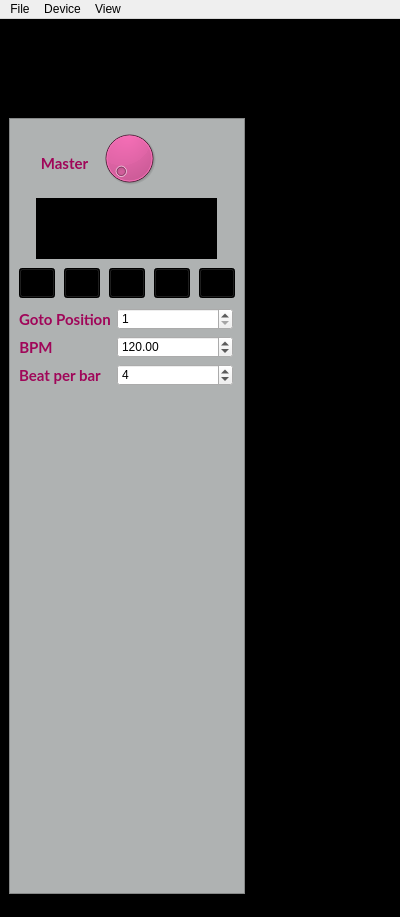
First picture: the form in superboucle/gui_ui.ui, repository Vampouille/superboucle, before the edit.
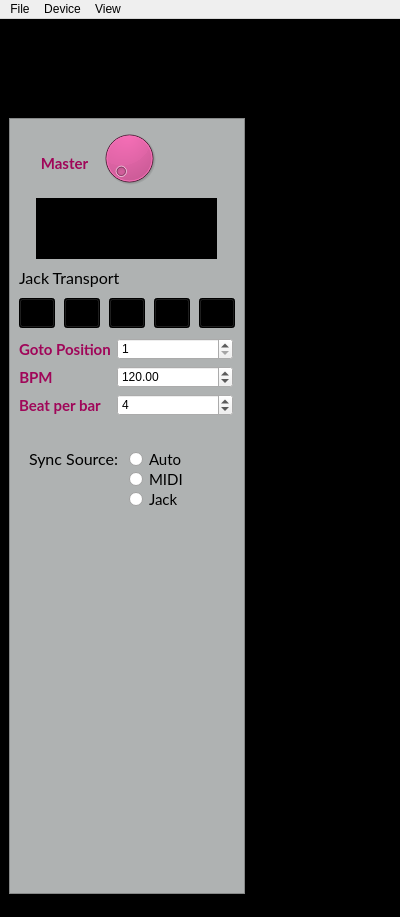
Second picture: the form after the edit. Icons and pictures are not drawn. Custom widgets are drawn as their Qt base class.

```diff
--- a/superboucle/gui_ui.ui
+++ b/superboucle/gui_ui.ui
@@ -112,6 +112,9 @@
          <property name="frameShadow">
           <enum>QFrame::Raised</enum>
          </property>
+         <property name="lineWidth">
+          <number>0</number>
+         </property>
          <widget class="QSuperDial" name="master_volume">
           <property name="geometry">
            <rect>
@@ -167,7 +170,7 @@
           <property name="geometry">
            <rect>
             <x>55</x>
-            <y>150</y>
+            <y>180</y>
             <width>36</width>
             <height>30</height>
            </rect>
@@ -195,7 +198,7 @@
           <property name="geometry">
            <rect>
             <x>100</x>
-            <y>150</y>
+            <y>180</y>
             <width>36</width>
             <height>30</height>
            </rect>
@@ -223,7 +226,7 @@
           <property name="geometry">
            <rect>
             <x>10</x>
-            <y>150</y>
+            <y>180</y>
             <width>36</width>
             <height>30</height>
            </rect>
@@ -280,7 +283,7 @@
           <property name="geometry">
            <rect>
             <x>190</x>
-            <y>150</y>
+            <y>180</y>
             <width>36</width>
             <height>30</height>
            </rect>
@@ -308,9 +311,9 @@
           <property name="geometry">
            <rect>
             <x>10</x>
-            <y>190</y>
+            <y>220</y>
             <width>214</width>
-            <height>113</height>
+            <height>91</height>
            </rect>
           </property>
           <layout class="QFormLayout" name="formLayout_2">
@@ -419,7 +422,7 @@
           <property name="geometry">
            <rect>
             <x>145</x>
-            <y>150</y>
+            <y>180</y>
             <width>36</width>
             <height>30</height>
            </rect>
@@ -443,6 +446,157 @@
            </size>
           </property>
          </widget>
+         <widget class="QLabel" name="jack_transport_label">
+          <property name="geometry">
+           <rect>
+            <x>10</x>
+            <y>150</y>
+            <width>121</width>
+            <height>20</height>
+           </rect>
+          </property>
+          <property name="font">
+           <font>
+            <family>Lato</family>
+            <pointsize>12</pointsize>
+           </font>
+          </property>
+          <property name="text">
+           <string>Jack Transport</string>
+          </property>
+         </widget>
+         <widget class="QFrame" name="frame">
+          <property name="geometry">
+           <rect>
+            <x>10</x>
+            <y>320</y>
+            <width>181</width>
+            <height>81</height>
+           </rect>
+          </property>
+          <property name="frameShape">
+           <enum>QFrame::NoFrame</enum>
+          </property>
+          <property name="frameShadow">
+           <enum>QFrame::Raised</enum>
+          </property>
+          <property name="lineWidth">
+           <number>0</number>
+          </property>
+          <widget class="QLabel" name="sync_source_label">
+           <property name="geometry">
+            <rect>
+             <x>10</x>
+             <y>10</y>
+             <width>90</width>
+             <height>21</height>
+            </rect>
+           </property>
+           <property name="font">
+            <font>
+             <family>Lato</family>
+             <pointsize>12</pointsize>
+            </font>
+           </property>
+           <property name="text">
+            <string>Sync Source:</string>
+           </property>
+          </widget>
+          <widget class="QRadioButton" name="sync_auto">
+           <property name="geometry">
+            <rect>
+             <x>110</x>
+             <y>10</y>
+             <width>58</width>
+             <height>22</height>
+            </rect>
+           </property>
+           <property name="sizePolicy">
+            <sizepolicy hsizetype="Fixed" vsizetype="Fixed">
+             <horstretch>0</horstretch>
+             <verstretch>0</verstretch>
+            </sizepolicy>
+           </property>
+           <property name="font">
+            <font>
+             <family>Lato</family>
+             <pointsize>11</pointsize>
+            </font>
+           </property>
+           <property name="text">
+            <string>Auto</string>
+           </property>
+          </widget>
+          <widget class="QRadioButton" name="sync_jack">
+           <property name="geometry">
+            <rect>
+             <x>110</x>
+             <y>50</y>
+             <width>54</width>
+             <height>22</height>
+            </rect>
+           </property>
+           <property name="sizePolicy">
+            <sizepolicy hsizetype="Fixed" vsizetype="Fixed">
+             <horstretch>0</horstretch>
+             <verstretch>0</verstretch>
+            </sizepolicy>
+           </property>
+           <property name="font">
+            <font>
+             <family>Lato</family>
+             <pointsize>11</pointsize>
+            </font>
+           </property>
+           <property name="text">
+            <string>Jack</string>
+           </property>
+          </widget>
+          <widget class="QRadioButton" name="sync_midi">
+           <property name="geometry">
+            <rect>
+             <x>110</x>
+             <y>30</y>
+             <width>59</width>
+             <height>22</height>
+            </rect>
+           </property>
+           <property name="sizePolicy">
+            <sizepolicy hsizetype="Fixed" vsizetype="Fixed">
+             <horstretch>0</horstretch>
+             <verstretch>0</verstretch>
+            </sizepolicy>
+           </property>
+           <property name="font">
+            <font>
+             <family>Lato</family>
+             <pointsize>11</pointsize>
+            </font>
+           </property>
+           <property name="text">
+            <string>MIDI</string>
+           </property>
+          </widget>
+          <widget class="QLabel" name="sync_description">
+           <property name="geometry">
+            <rect>
+             <x>10</x>
+             <y>40</y>
+             <width>91</width>
+             <height>31</height>
+            </rect>
+           </property>
+           <property name="font">
+            <font>
+             <family>Lato</family>
+             <pointsize>11</pointsize>
+            </font>
+           </property>
+           <property name="text">
+            <string/>
+           </property>
+          </widget>
+         </widget>
         </widget>
        </widget>
       </item>
```
Left out of the diff: 2 changed lines with no effect on the pictures.
